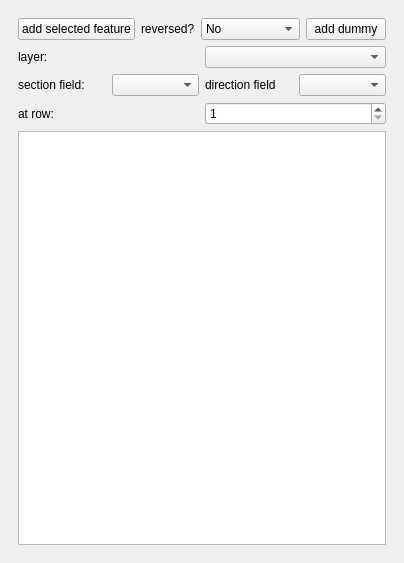
This is manual_sec_builder_dockwidget_base.ui in Drew973/pts_manual_sec_builder_qgis3 as Qt 5 draws it before an edit. The edited form follows.
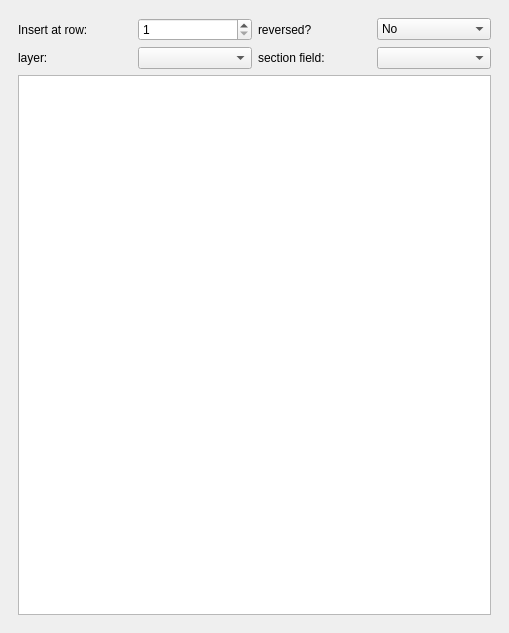
This is the edited form. Custom widgets are drawn as their Qt base class.

The edit to the form file:
```diff
--- a/manual_sec_builder_dockwidget_base.ui
+++ b/manual_sec_builder_dockwidget_base.ui
@@ -6,8 +6,8 @@
    <rect>
     <x>0</x>
     <y>0</y>
-    <width>371</width>
-    <height>563</height>
+    <width>509</width>
+    <height>633</height>
    </rect>
   </property>
   <property name="sizePolicy">
@@ -19,7 +19,7 @@
   <property name="minimumSize">
    <size>
     <width>371</width>
-    <height>250</height>
+    <height>327</height>
    </size>
   </property>
   <property name="windowTitle">
@@ -31,14 +31,24 @@
      <widget class="QWidget" name="main_widget" native="true">
       <layout class="QVBoxLayout" name="verticalLayout">
        <item>
-        <layout class="QHBoxLayout" name="horizontalLayout_2">
+        <layout class="QHBoxLayout" name="horizontalLayout_3">
          <item>
-          <widget class="QPushButton" name="addButton">
-           <property name="toolTip">
-            <string>&lt;html&gt;&lt;head/&gt;&lt;body&gt;&lt;p&gt;Add selected feature of layer to list. Select 1 feature with &amp;quot;select features by area or single click&amp;quot; not with &amp;quot;identify features&amp;quot;.&lt;/p&gt;&lt;p&gt;Keyboard shortcut Ctrl 1.&lt;/p&gt;&lt;/body&gt;&lt;/html&gt;</string>
-           </property>
+          <widget class="QLabel" name="label_7">
            <property name="text">
-            <string>add selected feature</string>
+            <string>Insert at row:</string>
+           </property>
+          </widget>
+         </item>
+         <item>
+          <widget class="QSpinBox" name="rowBox">
+           <property name="toolTip">
+            <string>&lt;html&gt;&lt;head/&gt;&lt;body&gt;&lt;p&gt;New sections will be inserted at this row. Anything on or following this row moves downwards.&lt;/p&gt;&lt;/body&gt;&lt;/html&gt;</string>
+           </property>
+           <property name="minimum">
+            <number>1</number>
+           </property>
+           <property name="maximum">
+            <number>999</number>
            </property>
           </widget>
          </item>
@@ -71,20 +81,10 @@
            </item>
           </widget>
          </item>
-         <item>
-          <widget class="QPushButton" name="addDummyButton">
-           <property name="toolTip">
-            <string>&lt;html&gt;&lt;head/&gt;&lt;body&gt;&lt;p&gt;Add dummy to list.&lt;/p&gt;&lt;/body&gt;&lt;/html&gt;</string>
-           </property>
-           <property name="text">
-            <string>add dummy</string>
-           </property>
-          </widget>
-         </item>
         </layout>
        </item>
        <item>
-        <layout class="QHBoxLayout" name="horizontalLayout_3">
+        <layout class="QHBoxLayout" name="horizontalLayout">
          <item>
           <widget class="QLabel" name="label_2">
            <property name="text">
@@ -99,10 +99,6 @@
            </property>
           </widget>
          </item>
-        </layout>
-       </item>
-       <item>
-        <layout class="QHBoxLayout" name="horizontalLayout">
          <item>
           <widget class="QLabel" name="label">
            <property name="text">
@@ -117,51 +113,10 @@
            </property>
           </widget>
          </item>
-         <item>
-          <widget class="QLabel" name="label_6">
-           <property name="text">
-            <string>direction field</string>
-           </property>
-          </widget>
-         </item>
-         <item>
-          <widget class="QgsFieldComboBox" name="directionBox">
-           <property name="toolTip">
-            <string>&lt;html&gt;&lt;head/&gt;&lt;body&gt;&lt;p&gt;Field of layer with direction code (like NB,EB...). Must be text. Only text fields shown. Only has an effect when loading an rte.&lt;/p&gt;&lt;/body&gt;&lt;/html&gt;</string>
-           </property>
-          </widget>
-         </item>
         </layout>
        </item>
        <item>
-        <layout class="QHBoxLayout" name="horizontalLayout_7">
-         <item>
-          <widget class="QLabel" name="label_7">
-           <property name="text">
-            <string>at row:</string>
-           </property>
-          </widget>
-         </item>
-         <item>
-          <widget class="QSpinBox" name="rowBox">
-           <property name="toolTip">
-            <string>&lt;html&gt;&lt;head/&gt;&lt;body&gt;&lt;p&gt;New sections will be inserted at this row. Anything on or following this row moves downwards.&lt;/p&gt;&lt;/body&gt;&lt;/html&gt;</string>
-           </property>
-           <property name="minimum">
-            <number>1</number>
-           </property>
-           <property name="maximum">
-            <number>999</number>
-           </property>
-          </widget>
-         </item>
-        </layout>
-       </item>
-       <item>
-        <widget class="QTableWidget" name="secTable">
-         <property name="enabled">
-          <bool>true</bool>
-         </property>
+        <widget class="QTableView" name="tableView">
          <property name="toolTip">
           <string>&lt;html&gt;&lt;head/&gt;&lt;body&gt;&lt;p&gt;Right click for options.&lt;/p&gt;&lt;p&gt;Double click on reversed? cell to change it.&lt;/p&gt;&lt;p&gt;Reversed means in CR1.&lt;/p&gt;&lt;p&gt;&lt;br/&gt;&lt;/p&gt;&lt;/body&gt;&lt;/html&gt;</string>
          </property>
```
Left out of the diff: 12 changed lines with no effect on the pictures.
